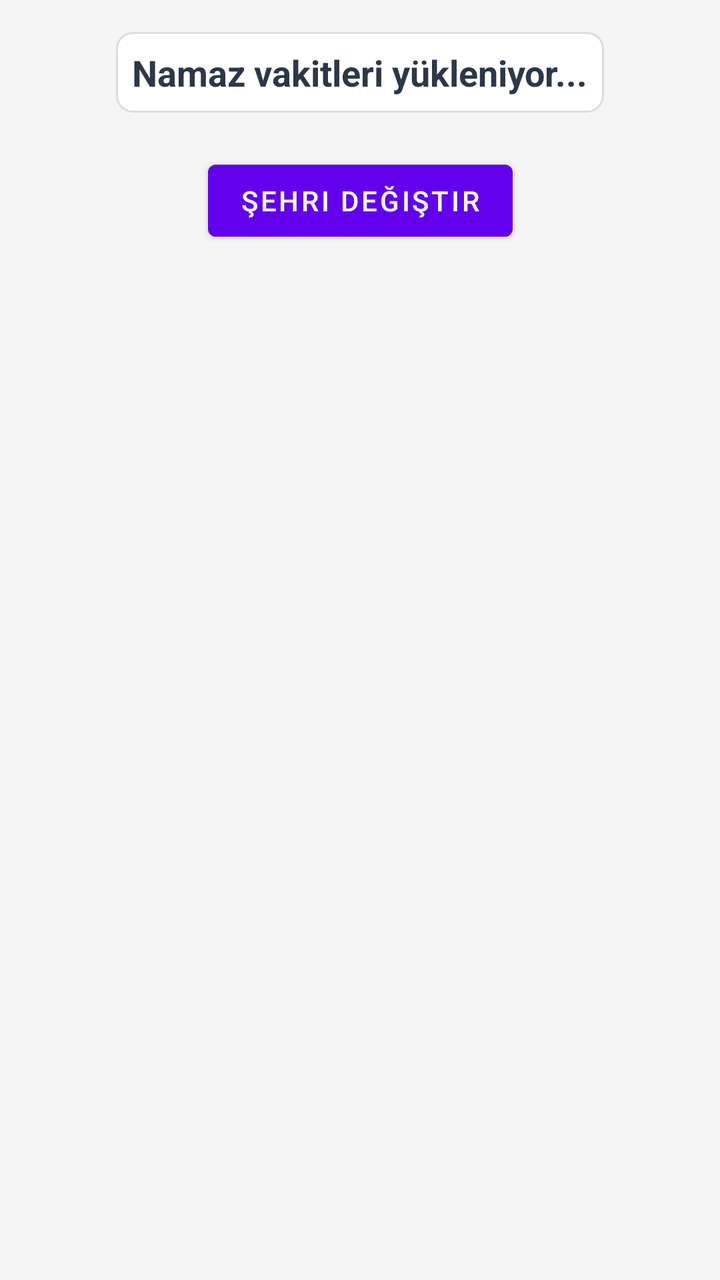
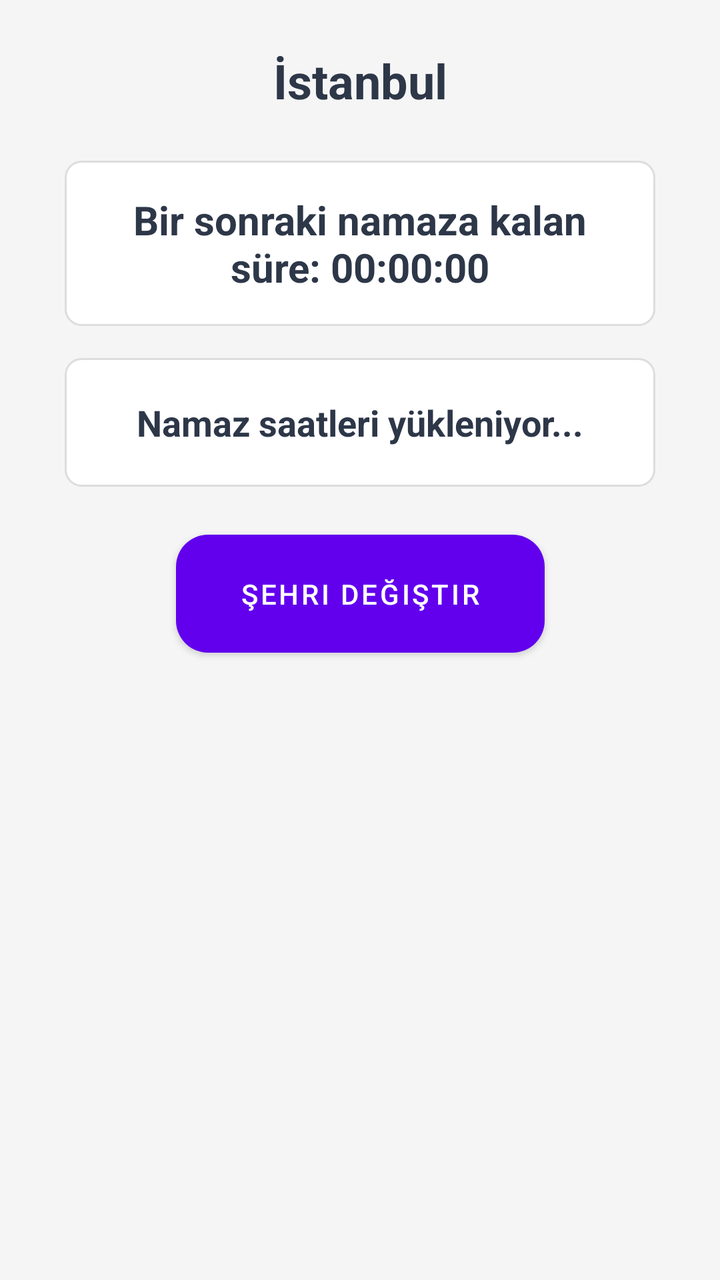

Before-and-after screenshots of an Android layout around one commit, followed by the original layout XML and the change that was made.
<!-- AndroidManifest.xml: fallback theme Theme.MaterialComponents.DayNight.NoActionBar -->
<!-- res/layout/activity_main.xml -->
<?xml version="1.0" encoding="utf-8"?>
<androidx.constraintlayout.widget.ConstraintLayout
    xmlns:android="http://schemas.android.com/apk/res/android"
    xmlns:app="http://schemas.android.com/apk/res-auto"
    android:layout_width="match_parent"
    android:layout_height="match_parent"
    android:padding="16dp"
    android:background="@color/background_color">

    <TextView
        android:id="@+id/txtNamazVakitleri"
        android:layout_width="wrap_content"
        android:layout_height="wrap_content"
        android:text="Namaz vakitleri yükleniyor..."
        android:textSize="18sp"
        android:textStyle="bold"
        android:padding="8dp"
        android:background="@drawable/textview_background"
        android:textColor="@color/text_color"
        app:layout_constraintTop_toTopOf="parent"
        app:layout_constraintStart_toStartOf="parent"
        app:layout_constraintEnd_toEndOf="parent"/>

    <Button
        android:id="@+id/btnChangeCity"
        android:layout_width="wrap_content"
        android:layout_height="wrap_content"
        android:text="Şehri Değiştir"
        android:layout_marginTop="20dp"
        android:backgroundTint="@color/button_color"
        android:textColor="@color/button_text_color"
        app:layout_constraintTop_toBottomOf="@id/txtNamazVakitleri"
        app:layout_constraintStart_toStartOf="parent"
        app:layout_constraintEnd_toEndOf="parent"/>

</androidx.constraintlayout.widget.ConstraintLayout>
<!-- resources referenced by this layout -->
<resources>
  <color name="background_color">#F5F5F5</color>
  <color name="button_color">#6200EE</color>
  <color name="button_text_color">#FFFFFF</color>
  <color name="text_color">#2D3748</color>
  <!-- drawable textview_background (drawable) -->
  <shape xmlns:android="http://schemas.android.com/apk/res/android">
      <solid android:color="#FFFFFF"/>
      <corners android:radius="8dp"/>
      <stroke android:width="1dp" android:color="#DDDDDD"/>
  </shape>
</resources>

<!-- the commit's change to res/layout/activity_main.xml (unified diff, before → after) -->
@@ -7,28 +7,71 @@
     android:padding="16dp"
     android:background="@color/background_color">
 
+    
     <TextView
-        android:id="@+id/txtNamazVakitleri"
+        android:id="@+id/txtCityName"
         android:layout_width="wrap_content"
         android:layout_height="wrap_content"
-        android:text="Namaz vakitleri yükleniyor..."
-        android:textSize="18sp"
+        android:text="İstanbul"
+        android:textSize="24sp"
         android:textStyle="bold"
         android:padding="8dp"
-        android:background="@drawable/textview_background"
         android:textColor="@color/text_color"
         app:layout_constraintTop_toTopOf="parent"
         app:layout_constraintStart_toStartOf="parent"
         app:layout_constraintEnd_toEndOf="parent"/>
 
+    
+    <TextView
+        android:id="@+id/txtCountdown"
+        android:layout_width="0dp"
+        android:layout_height="wrap_content"
+        android:text="Bir sonraki namaza kalan süre: 00:00:00"
+        android:textSize="20sp"
+        android:textStyle="bold"
+        android:gravity="center"
+        android:padding="16dp"
+        android:layout_marginTop="16dp"
+        android:background="@drawable/textview_background"
+        android:textColor="@color/text_color"
+        app:layout_constraintTop_toBottomOf="@id/txtCityName"
+        app:layout_constraintStart_toStartOf="parent"
+        app:layout_constraintEnd_toEndOf="parent"
+        app:layout_constraintWidth_percent="0.9"/>
+
+    
+    <TextView
+        android:id="@+id/txtNamazVakitleri"
+        android:layout_width="0dp"
+        android:layout_height="wrap_content"
+        android:text="Namaz saatleri yükleniyor..."
+        android:textSize="18sp"
+        android:textStyle="bold"
+        android:gravity="center"
+        android:padding="20dp"
+        android:layout_marginTop="16dp"
+        android:background="@drawable/textview_background"
+        android:textColor="@color/text_color"
+        app:layout_constraintTop_toBottomOf="@id/txtCountdown"
+        app:layout_constraintStart_toStartOf="parent"
+        app:layout_constraintEnd_toEndOf="parent"
+        app:layout_constraintWidth_percent="0.9"/>
+
+    
     <Button
         android:id="@+id/btnChangeCity"
         android:layout_width="wrap_content"
         android:layout_height="wrap_content"
         android:text="Şehri Değiştir"
-        android:layout_marginTop="20dp"
+        android:layout_marginTop="24dp"
+        android:paddingStart="32dp"
+        android:paddingEnd="32dp"
+        android:paddingTop="14dp"
+        android:paddingBottom="14dp"
         android:backgroundTint="@color/button_color"
         android:textColor="@color/button_text_color"
+        android:elevation="4dp"
+        android:background="@drawable/button_background"
         app:layout_constraintTop_toBottomOf="@id/txtNamazVakitleri"
         app:layout_constraintStart_toStartOf="parent"
         app:layout_constraintEnd_toEndOf="parent"/>
<!-- resource entries referenced after the edit -->
@@ -4,11 +4,18 @@
   <color name="button_color">#6200EE</color>
   <color name="button_text_color">#FFFFFF</color>
   <color name="text_color">#2D3748</color>
+  <!-- drawable button_background (drawable) -->
+  <shape xmlns:android="http://schemas.android.com/apk/res/android">
+      <solid android:color="@color/button_background_color"/>
+      <corners android:radius="16dp"/>
+      <padding android:left="16dp" android:top="16dp" android:right="16dp" android:bottom="16dp"/>
+  </shape>
   <!-- drawable textview_background (drawable) -->
   <shape xmlns:android="http://schemas.android.com/apk/res/android">
       <solid android:color="#FFFFFF"/>
       <corners android:radius="8dp"/>
       <stroke android:width="1dp" android:color="#DDDDDD"/>
   </shape>
+  <color name="button_background_color">#FF6200EE</color>
 </resources>
 
